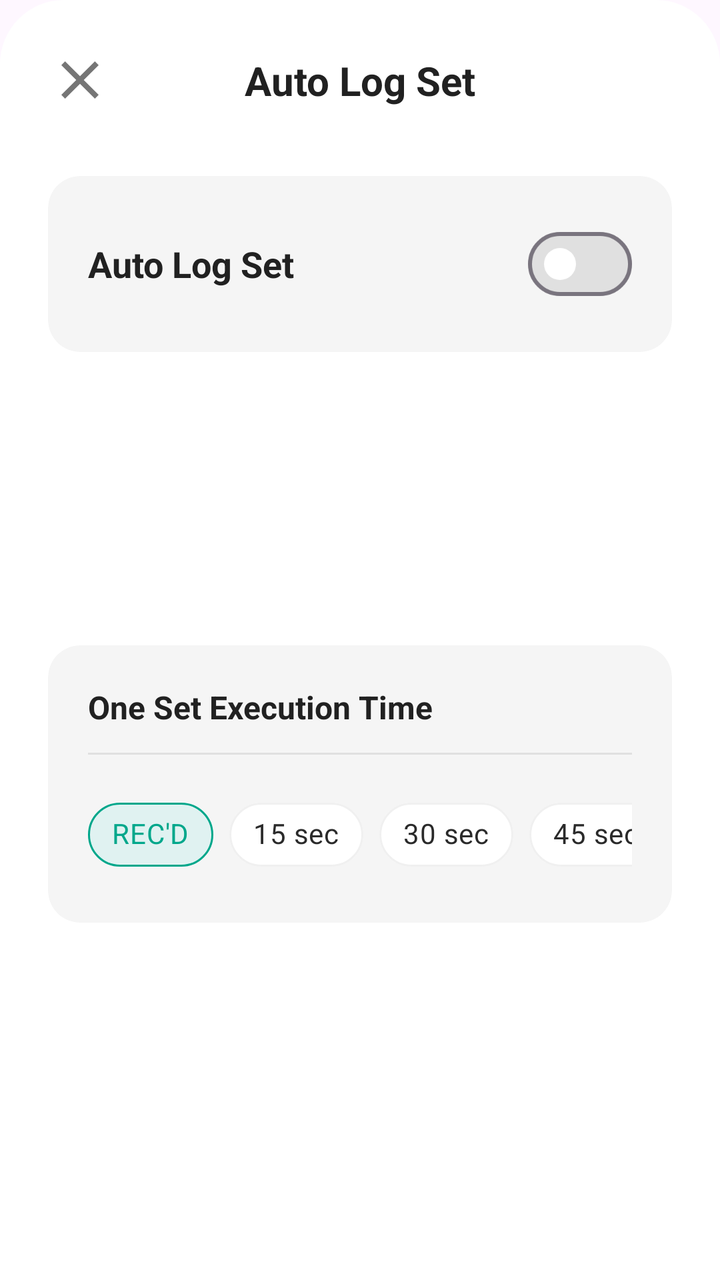
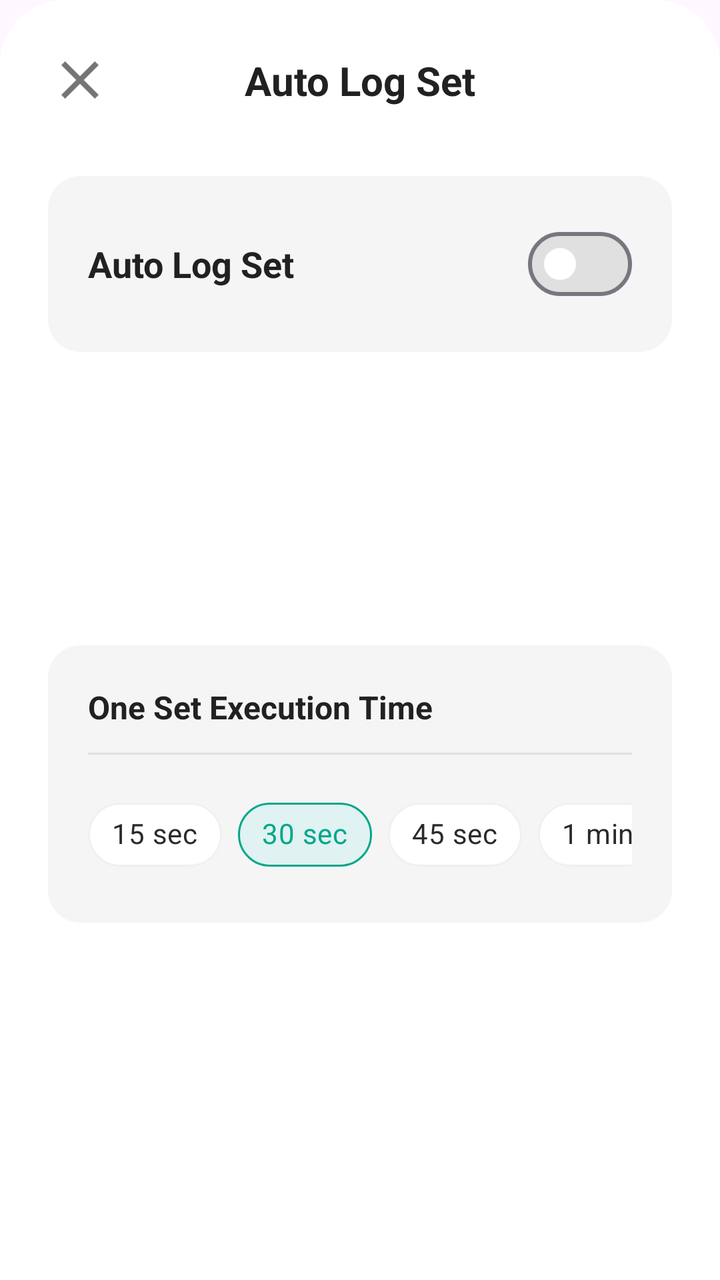

Compare the two renders of this Android layout. The source of the first and the diff that turns it into the second are given below.
<!-- AndroidManifest.xml: application theme Theme.Nutriority -->
<!-- res/layout/layout_auto_log_bottom_sheet.xml -->
<?xml version="1.0" encoding="utf-8"?>
<androidx.constraintlayout.widget.ConstraintLayout xmlns:android="http://schemas.android.com/apk/res/android"
    xmlns:app="http://schemas.android.com/apk/res-auto"
    xmlns:tools="http://schemas.android.com/tools"
    android:layout_width="match_parent"
    android:layout_height="wrap_content"
    android:background="@drawable/bg_top_rounded_white"
    android:padding="24dp">

    
    <ImageView
        android:id="@+id/btnClose"
        android:layout_width="32dp"
        android:layout_height="32dp"
        android:src="@drawable/ic_close"
        app:layout_constraintStart_toStartOf="parent"
        app:layout_constraintTop_toTopOf="parent"
        app:tint="#757575" />

    <TextView
        android:id="@+id/tvTitle"
        android:layout_width="wrap_content"
        android:layout_height="wrap_content"
        android:fontFamily="sans-serif"
        android:text="Auto Log Set"
        android:textColor="#212121"
        android:textSize="20sp"
        android:textStyle="bold"
        app:layout_constraintBottom_toBottomOf="@id/btnClose"
        app:layout_constraintEnd_toEndOf="parent"
        app:layout_constraintStart_toStartOf="parent"
        app:layout_constraintTop_toTopOf="@id/btnClose" />

    
    <com.google.android.material.card.MaterialCardView
        android:id="@+id/toggle_card"
        android:layout_width="match_parent"
        android:layout_height="wrap_content"
        android:layout_marginTop="32dp"
        app:cardBackgroundColor="#F5F5F5"
        app:cardCornerRadius="16dp"
        app:strokeWidth="0dp"
        app:layout_constraintTop_toBottomOf="@id/btnClose">

        <LinearLayout
            android:layout_width="match_parent"
            android:layout_height="wrap_content"
            android:gravity="center_vertical"
            android:orientation="horizontal"
            android:padding="20dp">

            <TextView
                android:layout_width="0dp"
                android:layout_height="wrap_content"
                android:layout_weight="1"
                android:fontFamily="sans-serif"
                android:text="Auto Log Set"
                android:textColor="#212121"
                android:textSize="18sp"
                android:textStyle="bold" />

            <com.google.android.material.materialswitch.MaterialSwitch
                android:id="@+id/switchAutoLog"
                android:layout_width="wrap_content"
                android:layout_height="wrap_content"
                app:thumbTint="@android:color/white"
                app:trackTint="@color/switch_track_selector" />
        </LinearLayout>
    </com.google.android.material.card.MaterialCardView>

    
    <com.google.android.material.card.MaterialCardView
        android:id="@+id/time_card"
        android:layout_width="match_parent"
        android:layout_height="wrap_content"
        android:layout_marginTop="16dp"
        android:layout_marginBottom="24dp"
        app:cardBackgroundColor="#F5F5F5"
        app:cardCornerRadius="16dp"
        app:strokeWidth="0dp"
        app:layout_constraintBottom_toBottomOf="parent"
        app:layout_constraintTop_toBottomOf="@id/toggle_card">

        <LinearLayout
            android:layout_width="match_parent"
            android:layout_height="wrap_content"
            android:orientation="vertical"
            android:padding="20dp">

            <TextView
                android:layout_width="wrap_content"
                android:layout_height="wrap_content"
                android:fontFamily="sans-serif"
                android:text="One Set Execution Time"
                android:textColor="#212121"
                android:textSize="16sp"
                android:textStyle="bold" />

            <View
                android:layout_width="match_parent"
                android:layout_height="1dp"
                android:layout_marginTop="12dp"
                android:background="#E0E0E0" />

            <HorizontalScrollView
                android:layout_width="match_parent"
                android:layout_height="wrap_content"
                android:layout_marginTop="16dp"
                android:scrollbars="none">

                <com.google.android.material.chip.ChipGroup
                    android:id="@+id/timeChipGroup"
                    android:layout_width="wrap_content"
                    android:layout_height="wrap_content"
                    app:selectionRequired="true"
                    app:singleSelection="true">

                    <com.google.android.material.chip.Chip
                        android:id="@+id/chip_recd"
                        style="@style/FilterChip"
                        android:layout_width="wrap_content"
                        android:layout_height="wrap_content"
                        android:text="REC'D"
                        android:checked="true" />

                    <com.google.android.material.chip.Chip
                        android:id="@+id/chip_15s"
                        style="@style/FilterChip"
                        android:layout_width="wrap_content"
                        android:layout_height="wrap_content"
                        android:text="15 sec" />

                    <com.google.android.material.chip.Chip
                        android:id="@+id/chip_30s"
                        style="@style/FilterChip"
                        android:layout_width="wrap_content"
                        android:layout_height="wrap_content"
                        android:text="30 sec" />

                    <com.google.android.material.chip.Chip
                        android:id="@+id/chip_45s"
                        style="@style/FilterChip"
                        android:layout_width="wrap_content"
                        android:layout_height="wrap_content"
                        android:text="45 sec" />

                    <com.google.android.material.chip.Chip
                        android:id="@+id/chip_1m"
                        style="@style/FilterChip"
                        android:layout_width="wrap_content"
                        android:layout_height="wrap_content"
                        android:text="1 min" />
                </com.google.android.material.chip.ChipGroup>
            </HorizontalScrollView>
        </LinearLayout>
    </com.google.android.material.card.MaterialCardView>

</androidx.constraintlayout.widget.ConstraintLayout>
<!-- resources referenced by this layout -->
<resources>
  <!-- drawable bg_top_rounded_white (drawable) -->
  <?xml version="1.0" encoding="utf-8"?>
  <shape xmlns:android="http://schemas.android.com/apk/res/android"
      android:shape="rectangle">
      <solid android:color="@android:color/white" />
      <corners
          android:topLeftRadius="32dp"
          android:topRightRadius="32dp" />
  </shape>
  <!-- drawable ic_close (drawable) -->
  <vector xmlns:android="http://schemas.android.com/apk/res/android"
      android:width="24dp"
      android:height="24dp"
      android:viewportWidth="24"
      android:viewportHeight="24">
      <path
          android:fillColor="#000000"
          android:pathData="M19,6.41L17.59,5,12,10.59,6.41,5,5,6.41,10.59,12,5,17.59,6.41,19,12,13.41,17.59,19,19,17.59,13.41,12z" />
  </vector>
  <style name="FilterChip" parent="Widget.MaterialComponents.Chip.Filter">
          <item name="chipBackgroundColor">@color/chip_background_selector</item>
          <item name="android:textColor">@color/chip_text_selector</item>
          <item name="chipIconVisible">false</item>
          <item name="checkedIconVisible">false</item>
          <item name="chipStrokeColor">@color/chip_stroke_selector</item>
          <item name="chipStrokeWidth">1dp</item>
          <item name="rippleColor">@android:color/transparent</item>
      </style>
  <style name="Theme.Nutriority" parent="Base.Theme.Nutriority" />
  <style name="Base.Theme.Nutriority" parent="Theme.Material3.Light.NoActionBar">
          <item name="android:windowDrawsSystemBarBackgrounds">true</item>
          <item name="android:statusBarColor">@android:color/transparent</item>
          <item name="android:windowLightStatusBar">true</item>
          <item name="android:navigationBarColor">@android:color/transparent</item>
          <item name="android:windowLightNavigationBar" tools:ignore="NewApi">true</item>
          <item name="android:enforceNavigationBarContrast" tools:ignore="NewApi">false</item>
  
          
          <item name="colorPrimary">@color/primary_dark</item>
          <item name="colorOnPrimary">@color/white</item>
          <item name="colorSecondary">@color/secondary_dark</item>
          <item name="colorOnSecondary">@color/white</item>
          <item name="colorControlActivated">@color/primary_dark</item>
          
          <item name="colorSurface">@android:color/white</item>
          <item name="colorSurfaceVariant">@android:color/white</item>
  
          <item name="elevationOverlayEnabled">false</item>
  
          <item name="elevationOverlayColor">@android:color/transparent</item>
  
          <item name="colorSurfaceContainer">@android:color/white</item>
          <item name="colorSurfaceContainerLowest">@android:color/white</item>
          <item name="colorSurfaceContainerLow">@android:color/white</item>
          <item name="colorSurfaceContainerHigh">@android:color/white</item>
          <item name="colorSurfaceContainerHighest">@android:color/white</item>
          
          
          <item name="popupMenuStyle">@style/Theme.Nutriority.PopupMenu</item>
          <item name="android:popupMenuStyle">@style/Theme.Nutriority.PopupMenu</item>
      </style>
  <color name="primary_dark">#2A2A2A</color>
  <color name="white">#FFFFFFFF</color>
  <color name="secondary_dark">#1D1D1D</color>
  <style name="Theme.Nutriority.PopupMenu" parent="Widget.Material3.PopupMenu">
          <item name="android:itemBackground">@android:color/white</item>
          <item name="android:popupBackground">@drawable/bg_white_rounded_16</item>
      </style>
  <!-- drawable bg_white_rounded_16 (drawable) -->
  <?xml version="1.0" encoding="utf-8"?>
  <shape xmlns:android="http://schemas.android.com/apk/res/android">
      <solid android:color="@android:color/white" />
      <corners android:radius="16dp" />
  </shape>
</resources>

<!-- the commit's change to res/layout/layout_auto_log_bottom_sheet.xml (unified diff, before → after) -->
@@ -116,14 +116,6 @@
                     app:singleSelection="true">
 
                     <com.google.android.material.chip.Chip
-                        android:id="@+id/chip_recd"
-                        style="@style/FilterChip"
-                        android:layout_width="wrap_content"
-                        android:layout_height="wrap_content"
-                        android:text="REC'D"
-                        android:checked="true" />
-
-                    <com.google.android.material.chip.Chip
                         android:id="@+id/chip_15s"
                         style="@style/FilterChip"
                         android:layout_width="wrap_content"
@@ -135,7 +127,8 @@
                         style="@style/FilterChip"
                         android:layout_width="wrap_content"
                         android:layout_height="wrap_content"
-                        android:text="30 sec" />
+                        android:text="30 sec"
+                        android:checked="true" />
 
                     <com.google.android.material.chip.Chip
                         android:id="@+id/chip_45s"
